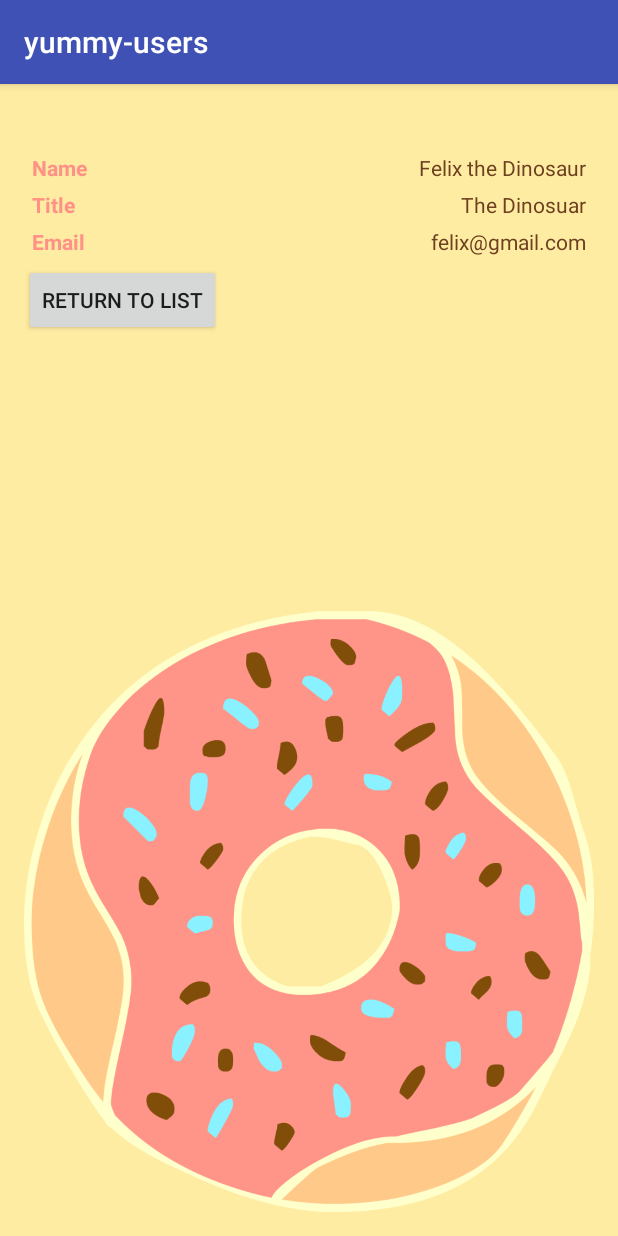
After one commit to blackqueentech/yummy-users, an Android app: the ProfileActivity screen opened directly, with no data from a screen before it, on a phone screen of 412 x 824 dp. The commit adds this screen. Run offline under Robolectric (Android 15) with nearby library versions, the phone set to English and light mode, and no system bars.

Commit message:
json list view complete, issues populating individual profile pages, design in the works

```diff
--- /dev/null
+++ b/yummy-users/app/src/main/java/com/example/dellaanjeh/yummy_users/ProfileActivity.java
@@ -0,0 +1,55 @@
+package com.example.dellaanjeh.yummy_users;
+
+import android.content.Intent;
+import android.support.v7.app.AppCompatActivity;
+import android.os.Bundle;
+import android.view.View;
+import android.widget.Button;
+import android.widget.ImageView;
+import android.widget.TextView;
+
+public class ProfileActivity extends AppCompatActivity implements View.OnClickListener {
+
+    ImageView ivProfilePic;
+    TextView tvUsername;
+    TextView tvName;
+    TextView tvNameValue;
+    TextView tvTitle;
+    TextView tvTitleValue;
+    TextView tvEmail;
+    TextView tvEmailValue;
+    Button btnBack;
+    String username;
+
+    @Override
+    protected void onCreate(Bundle savedInstanceState) {
+        super.onCreate(savedInstanceState);
+        setContentView(R.layout.activity_profile);
+        ivProfilePic = (ImageView) findViewById(R.id.ivProfilePic);
+        tvUsername = (TextView) findViewById(R.id.tvUsername);
+        tvName = (TextView) findViewById(R.id.tvName);
+        tvNameValue = (TextView) findViewById(R.id.tvNameValue);
+        tvTitle = (TextView) findViewById(R.id.tvTitle);
+        tvTitleValue = (TextView) findViewById(R.id.tvTitleValue);
+        tvEmail = (TextView) findViewById(R.id.tvEmail);
+        tvEmailValue = (TextView) findViewById(R.id.tvEmailValue);
+        btnBack = (Button) findViewById(R.id.btnBack);
+        btnBack.setOnClickListener(this);
+
+        Bundle extras = getIntent().getExtras();
+        if (extras != null) {
+            username = extras.getString("EXTRA_USERNAME");
+        }
+
+        tvUsername.setText(username);
+    }
+
+    public void onClick(View v) {
+        if (v == btnBack) {
+            Intent intent = new Intent(ProfileActivity.this, MainActivity.class);
+            startActivity(intent);
+            finish();
+        }
+    }
+
+}
--- /dev/null
+++ b/yummy-users/app/src/main/res/layout/activity_profile.xml
@@ -0,0 +1,114 @@
+<?xml version="1.0" encoding="utf-8"?>
+<FrameLayout xmlns:android="http://schemas.android.com/apk/res/android"
+    xmlns:tools="http://schemas.android.com/tools"
+    android:layout_width="match_parent"
+    android:layout_height="match_parent"
+    android:paddingBottom="@dimen/activity_vertical_margin"
+    android:paddingLeft="@dimen/activity_horizontal_margin"
+    android:paddingRight="@dimen/activity_horizontal_margin"
+    android:paddingTop="@dimen/activity_vertical_margin"
+    android:background="@color/yellow"
+    tools:context="com.example.dellaanjeh.yummy_users.ProfileActivity">
+
+    <ImageView
+        android:id="@+id/ivBackground"
+        android:layout_width="fill_parent"
+        android:layout_height="fill_parent"
+        android:src="@drawable/donut"
+        android:layout_gravity="bottom"
+        android:scaleType="fitEnd"/>
+
+    <LinearLayout
+        android:layout_width="match_parent"
+        android:layout_height="match_parent"
+        android:orientation="vertical">
+
+        <ImageView
+            android:layout_width="wrap_content"
+            android:layout_height="wrap_content"
+            android:id="@+id/ivProfilePic"/>
+
+        <TextView
+            android:layout_width="wrap_content"
+            android:layout_height="wrap_content"
+            android:id="@+id/tvUsername"
+            android:text="username"
+            android:textColor="@color/melon"/>
+
+        <RelativeLayout
+            android:layout_width="wrap_content"
+            android:layout_height="wrap_content"
+            android:padding="5dp">
+
+            <TextView
+                android:id="@+id/tvName"
+                android:layout_width="wrap_content"
+                android:layout_height="wrap_content"
+                android:text="Name"
+                android:textStyle="bold"
+                android:textColor="@color/melon"
+                android:layout_marginTop="5dp"
+                android:layout_alignParentTop="true"
+                android:layout_alignParentLeft="true"/>
+
+            <TextView
+                android:id="@+id/tvNameValue"
+                android:layout_width="wrap_content"
+                android:layout_height="wrap_content"
+                android:layout_marginTop="5dp"
+                android:textColor="@color/brown"
+                android:text="Felix the Dinosaur"
+                android:layout_alignParentRight="true"
+                android:layout_alignParentTop="true"/>
+
+            <TextView
+                android:id="@+id/tvTitle"
+                android:layout_width="wrap_content"
+                android:layout_height="wrap_content"
+                android:layout_marginTop="5dp"
+                android:textStyle="bold"
+                android:textColor="@color/melon"
+                android:layout_below="@+id/tvName"
+                android:text="Title"/>
+
+            <TextView
+                android:id="@+id/tvTitleValue"
+                android:layout_width="wrap_content"
+                android:layout_height="wrap_content"
+                android:layout_marginTop="5dp"
+                android:textColor="@color/brown"
+                android:layout_alignParentRight="true"
+                android:layout_below="@+id/tvNameValue"
+                android:text="The Dinosuar"/>
+
+            <TextView
+                android:id="@+id/tvEmail"
+                android:layout_width="wrap_content"
+                android:layout_height="wrap_content"
+                android:layout_marginTop="5dp"
+                android:textStyle="bold"
+                android:textColor="@color/melon"
+                android:layout_below="@+id/tvTitle"
+                android:text="Email"/>
+
+            <TextView
+                android:id="@+id/tvEmailValue"
+                android:layout_width="wrap_content"
+                android:layout_height="wrap_content"
+                android:layout_below="@+id/tvTitleValue"
+                android:layout_marginTop="5dp"
+                android:textColor="@color/brown"
+                android:layout_alignParentRight="true"
+                android:text="felix@gmail.com"/>
+
+        </RelativeLayout>
+
+        <Button
+            android:id="@+id/btnBack"
+            android:layout_width="wrap_content"
+            android:layout_height="wrap_content"
+            android:text="Return to list"/>
+
+    </LinearLayout>
+
+</FrameLayout>
--- a/yummy-users/app/src/main/res/values/colors.xml
+++ b/yummy-users/app/src/main/res/values/colors.xml
@@ -3,4 +3,8 @@
     <color name="colorPrimary">#3F51B5</color>
     <color name="colorPrimaryDark">#303F9F</color>
     <color name="colorAccent">#FF4081</color>
+    <color name="yellow">#ffeca3</color>
+    <color name="blue">#3ce9ff</color>
+    <color name="melon">#ff9186</color>
+    <color name="brown">#6e401f</color>
 </resources>
```
Also changed, not shown: yummy-users/app/src/main/AndroidManifest.xml (+6 -1 lines), yummy-users/app/src/main/java/com/example/dellaanjeh/yummy_users/MainActivity.java (+33 -66 lines), yummy-users/app/src/main/java/com/example/dellaanjeh/yummy_users/SplashActivity.java (added, +41 -0 lines), yummy-users/app/src/main/java/com/example/dellaanjeh/yummy_users/UserList.java (added, +32 -0 lines), yummy-users/app/src/main/java/com/example/dellaanjeh/yummy_users/UserListAdapter.java (added, +44 -0 lines), yummy-users/app/src/main/res/layout/activity_main.xml (+7 -9 lines), yummy-users/app/src/main/res/layout/activity_splash.xml (added, +22 -0 lines), yummy-users/app/src/main/res/layout/list_view.xml (added, +25 -0 lines), yummy-users/app/src/main/res/drawable/bg.png (added), yummy-users/app/src/main/res/drawable/donut.png (added), yummy-users/app/src/main/res/drawable/logo.png (added), 2 other files.
